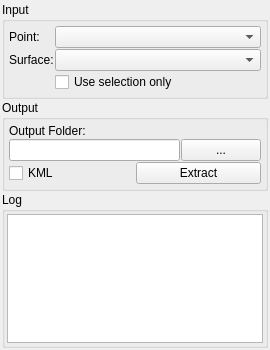
This is Q_Pansopy/ui/utilities/qpansopy_object_selection_dockwidget.ui in FLYGHT7/qpansopy as Qt 5 draws it before an edit. The edited form follows.
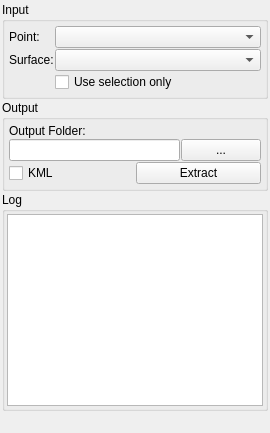
This is the edited form. Custom widgets are drawn as their Qt base class.

Patch:
```diff
--- a/Q_Pansopy/ui/utilities/qpansopy_object_selection_dockwidget.ui
+++ b/Q_Pansopy/ui/utilities/qpansopy_object_selection_dockwidget.ui
@@ -4,14 +4,8 @@
  <widget class="QDockWidget" name="QPANSOPYObjectSelectionDockWidget">
   <property name="minimumSize">
    <size>
-    <width>250</width>
-    <height>150</height>
-   </size>
-  </property>
-  <property name="maximumSize">
-   <size>
-    <width>16777215</width>
-    <height>350</height>
+        <width>0</width>
+        <height>0</height>
    </size>
   </property>
   <property name="windowTitle">
@@ -159,7 +153,13 @@
        </property>
        <item>
         <widget class="QTextEdit" name="logTextEdit">
-         <property name="maximumHeight">
+             <property name="sizePolicy">
+               <sizepolicy hsizetype="Expanding" vsizetype="Fixed">
+                <horstretch>0</horstretch>
+                <verstretch>0</verstretch>
+               </sizepolicy>
+             </property>
+             <property name="minimumHeight">
           <number>60</number>
          </property>
          <property name="readOnly">
@@ -170,6 +170,19 @@
       </layout>
      </widget>
     </item>
+    <item>
+     <spacer name="verticalSpacer">
+      <property name="orientation">
+       <enum>Qt::Vertical</enum>
+      </property>
+      <property name="sizeHint" stdset="0">
+       <size>
+      <width>20</width>
+      <height>20</height>
+       </size>
+      </property>
+     </spacer>
+    </item>
    </layout>
   </widget>
  </widget>
```
Left out of the diff: 3 changed lines with no effect on the pictures. Lines whose indentation alone changed are shown as unchanged.
